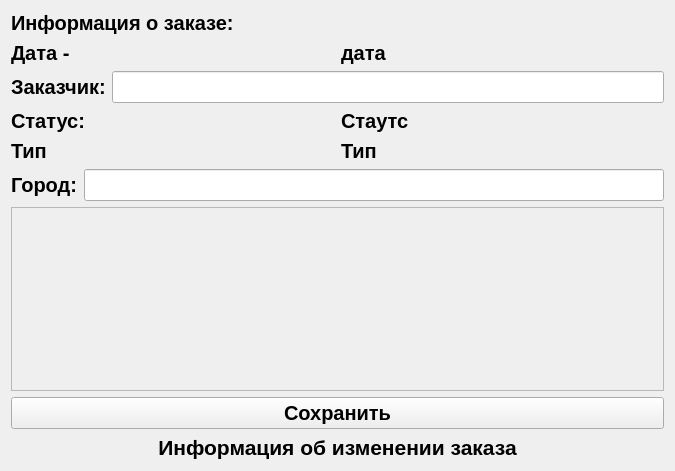
Above: ui/order_info/order_info.ui from c0ral0vii/buhgalter_app before the change. Below: the same form after it.
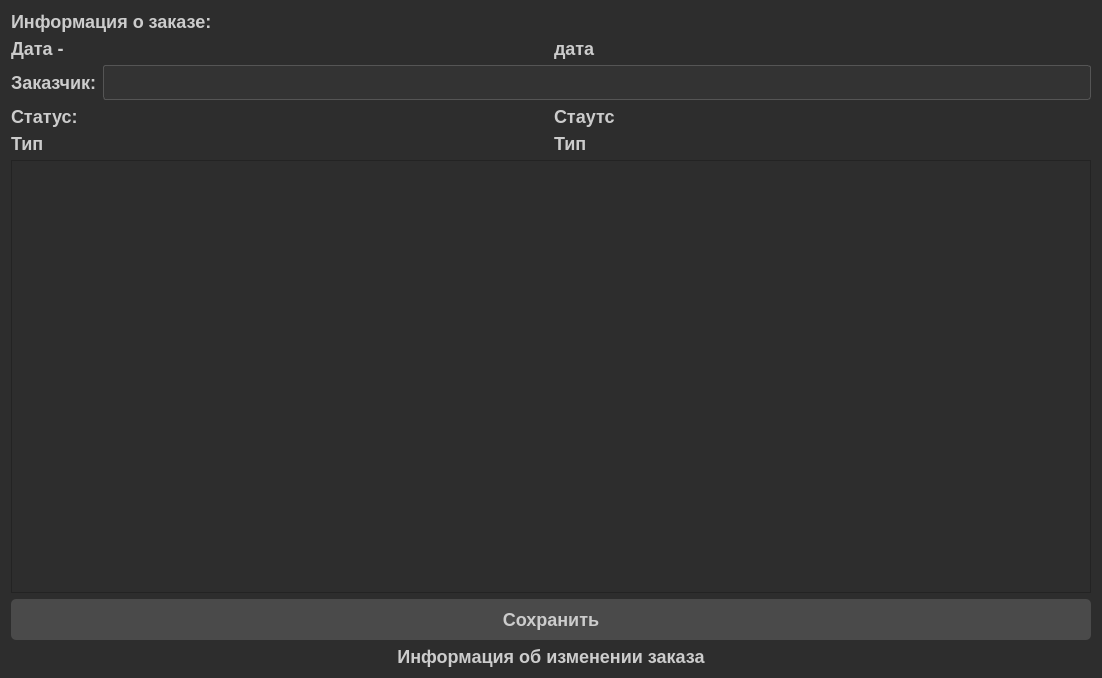
That is the form after the change.

```diff
--- a/ui/order_info/order_info.ui
+++ b/ui/order_info/order_info.ui
@@ -6,20 +6,127 @@
    <rect>
     <x>0</x>
     <y>0</y>
-    <width>675</width>
-    <height>471</height>
+    <width>1102</width>
+    <height>678</height>
    </rect>
   </property>
   <property name="font">
    <font>
-    <pointsize>15</pointsize>
+    <family>Arial</family>
+    <pointsize>-1</pointsize>
     <bold>true</bold>
    </font>
   </property>
   <property name="windowTitle">
    <string>Информация о заказе</string>
   </property>
-  <layout class="QVBoxLayout" name="verticalLayout_3">
+  <property name="styleSheet">
+   <string notr="true">/* Общие стили */
+QWidget {
+    background-color: #2d2d2d;
+    color: #cccccc;
+    font-family: Arial, sans-serif;
+    font-size: 18px;
+    font-weight: bold;
+}
+
+/* Заголовки */
+QLabel#headerLabel {
+    font-size: 32px;
+    font-weight: bold;
+    color: #66ccff;
+}
+
+/* Кнопки */
+QPushButton {
+    background-color: #4a4a4a;
+    color: #cccccc;
+    border: none;
+    padding: 10px 20px;
+    font-size: 18px;
+    font-weight: bold;
+    border-radius: 5px;
+}
+
+QPushButton:hover {
+    background-color: #666666;
+}
+
+QPushButton:pressed {
+    background-color: #333333;
+}
+
+/* Поля ввода */
+QLineEdit, QTextEdit, QSpinBox, QDoubleSpinBox, QDateEdit {
+    background-color: #333333;
+    border: 1px solid #555555;
+    padding: 5px;
+    border-radius: 3px;
+    color: #cccccc;
+    font-size: 18px;
+    font-weight: bold;
+}
+
+QLineEdit:focus, QTextEdit:focus, QSpinBox:focus, QDoubleSpinBox:focus, QDateEdit:focus {
+    border-color: #66ccff;
+    outline: none;
+}
+
+/* Таблицы */
+QTableView {
+    background-color: #333333;
+    border: 1px solid #555555;
+    gridline-color: #555555;
+    color: #cccccc;
+    font-size: 18px;
+    font-weight: bold;
+}
+
+QTableView::item {
+    padding: 5px;
+}
+
+QTableView::item:selected {
+    background-color: #66ccff;
+    color: #2d2d2d;
+}
+
+/* Меню */
+QMenuBar {
+    background-color: #2d2d2d;
+    color: #cccccc;
+    border-bottom: 1px solid #555555;
+    font-size: 18px;
+    font-weight: bold;
+}
+
+QMenuBar::item {
+    padding: 5px 10px;
+}
+
+QMenuBar::item:selected {
+    background-color: #66ccff;
+    color: #2d2d2d;
+}
+
+QMenu {
+    background-color: #333333;
+    border: 1px solid #555555;
+    color: #cccccc;
+    font-size: 18px;
+    font-weight: bold;
+}
+
+QMenu::item {
+    padding: 5px 20px;
+}
+
+QMenu::item:selected {
+    background-color: #66ccff;
+    color: #2d2d2d
+}</string>
+  </property>
+  <layout class="QVBoxLayout" name="verticalLayout">
    <item>
     <widget class="QLabel" name="label_5">
      <property name="text">
@@ -100,39 +207,13 @@
     </layout>
    </item>
    <item>
-    <layout class="QHBoxLayout" name="horizontalLayout_4">
-     <item>
-      <widget class="QLabel" name="label_4">
-       <property name="text">
-        <string>Город:</string>
-       </property>
-      </widget>
-     </item>
-     <item>
-      <widget class="QLineEdit" name="city_lineEdit"/>
-     </item>
-    </layout>
-   </item>
-   <item>
-    <widget class="QScrollArea" name="scrollArea">
-     <property name="widgetResizable">
-      <bool>true</bool>
+    <widget class="QTreeView" name="cities_treeView">
+     <property name="editTriggers">
+      <set>QAbstractItemView::DoubleClicked</set>
      </property>
-     <widget class="QWidget" name="scrollAreaWidgetContents_2">
-      <property name="geometry">
-       <rect>
-        <x>0</x>
-        <y>0</y>
-        <width>655</width>
-        <height>184</height>
-       </rect>
-      </property>
-      <layout class="QVBoxLayout" name="verticalLayout_4">
-       <item>
-        <layout class="QVBoxLayout" name="verticalLayout"/>
-       </item>
-      </layout>
-     </widget>
+     <attribute name="headerMinimumSectionSize">
+      <number>300</number>
+     </attribute>
     </widget>
    </item>
    <item>
@@ -146,7 +227,8 @@
     <widget class="QLabel" name="status">
      <property name="font">
       <font>
-       <pointsize>16</pointsize>
+       <family>Arial</family>
+       <pointsize>-1</pointsize>
        <bold>true</bold>
       </font>
      </property>
```
